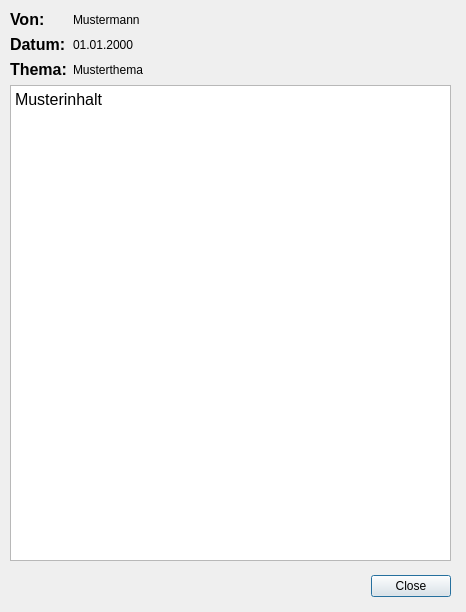
Qt form gui/message.ui (RobertKrajewski/Sync-my-L2P) before a commit.
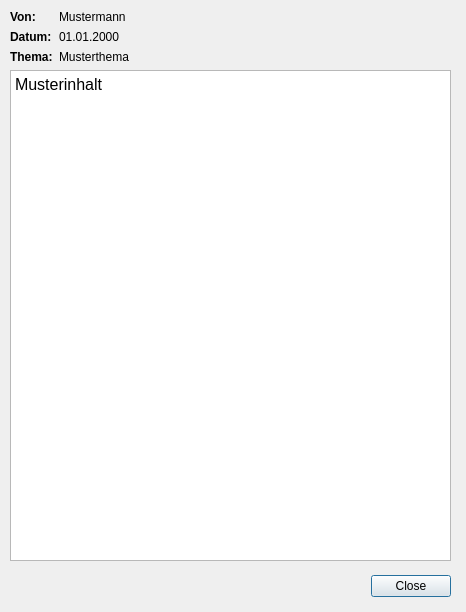
The same form after that commit.

Commit message:
Fixing style of fonts and icons, updating "about"
- Introducing new or replacing some old icons
- Synchronizing font formatting in message and about dialog
- Updating the about dialog
- Updating licenses
- Fixing links to website and github repository

```diff
--- a/gui/message.ui
+++ b/gui/message.ui
@@ -68,7 +68,6 @@
          <widget class="QLabel" name="from_label">
           <property name="font">
            <font>
-            <pointsize>12</pointsize>
             <weight>75</weight>
             <bold>true</bold>
            </font>
@@ -89,7 +88,6 @@
          <widget class="QLabel" name="date_label">
           <property name="font">
            <font>
-            <pointsize>12</pointsize>
             <weight>75</weight>
             <bold>true</bold>
            </font>
@@ -110,7 +108,6 @@
          <widget class="QLabel" name="topic_label">
           <property name="font">
            <font>
-            <pointsize>12</pointsize>
             <weight>75</weight>
             <bold>true</bold>
            </font>
@@ -141,8 +138,8 @@
          <string notr="true">&lt;!DOCTYPE HTML PUBLIC &quot;-//W3C//DTD HTML 4.0//EN&quot; &quot;http://www.w3.org/TR/REC-html40/strict.dtd&quot;&gt;
 &lt;html&gt;&lt;head&gt;&lt;meta name=&quot;qrichtext&quot; content=&quot;1&quot; /&gt;&lt;style type=&quot;text/css&quot;&gt;
 p, li { white-space: pre-wrap; }
-&lt;/style&gt;&lt;/head&gt;&lt;body style=&quot; font-family:'Cantarell'; font-size:11pt; font-weight:400; font-style:normal;&quot;&gt;
-&lt;p style=&quot; margin-top:0px; margin-bottom:0px; margin-left:0px; margin-right:0px; -qt-block-indent:0; text-indent:0px;&quot;&gt;&lt;span style=&quot; font-size:12pt;&quot;&gt;Musterinhalt&lt;/span&gt;&lt;/p&gt;&lt;/body&gt;&lt;/html&gt;</string>
+&lt;/style&gt;&lt;/head&gt;&lt;body style=&quot; font-family:'MS Shell Dlg 2'; font-size:7.8pt; font-weight:400; font-style:normal;&quot;&gt;
+&lt;p style=&quot; margin-top:0px; margin-bottom:0px; margin-left:0px; margin-right:0px; -qt-block-indent:0; text-indent:0px;&quot;&gt;&lt;span style=&quot; font-family:'Cantarell'; font-size:12pt;&quot;&gt;Musterinhalt&lt;/span&gt;&lt;/p&gt;&lt;/body&gt;&lt;/html&gt;</string>
         </property>
         <property name="searchPaths">
          <stringlist notr="true"/>
```
The commit also changes 28 other files.
